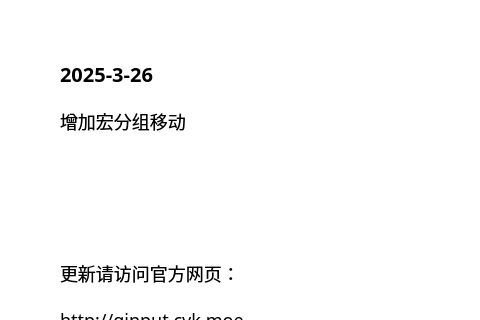
The window that source/ui/AboutUi.ui (ChiyukiGana/Quickinput) describes before a commit, drawn with Qt 5; both pictures show x 0 to 480 and y 0 to 320 of the 640 by 440 pixel window.
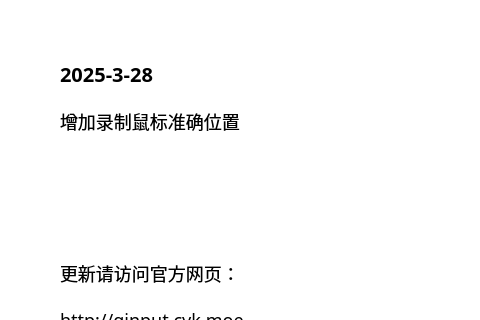
The same window after the commit.

```diff
--- a/source/ui/AboutUi.ui
+++ b/source/ui/AboutUi.ui
@@ -91,7 +91,7 @@
          <string notr="true">font-size:20px</string>
         </property>
         <property name="text">
-         <string>2025-3-26</string>
+         <string>2025-3-28</string>
         </property>
         <property name="textFormat">
          <enum>Qt::PlainText</enum>
@@ -107,7 +107,7 @@
          </sizepolicy>
         </property>
         <property name="text">
-         <string>增加宏分组移动</string>
+         <string>增加录制鼠标准确位置</string>
         </property>
         <property name="textFormat">
          <enum>Qt::PlainText</enum>
```
